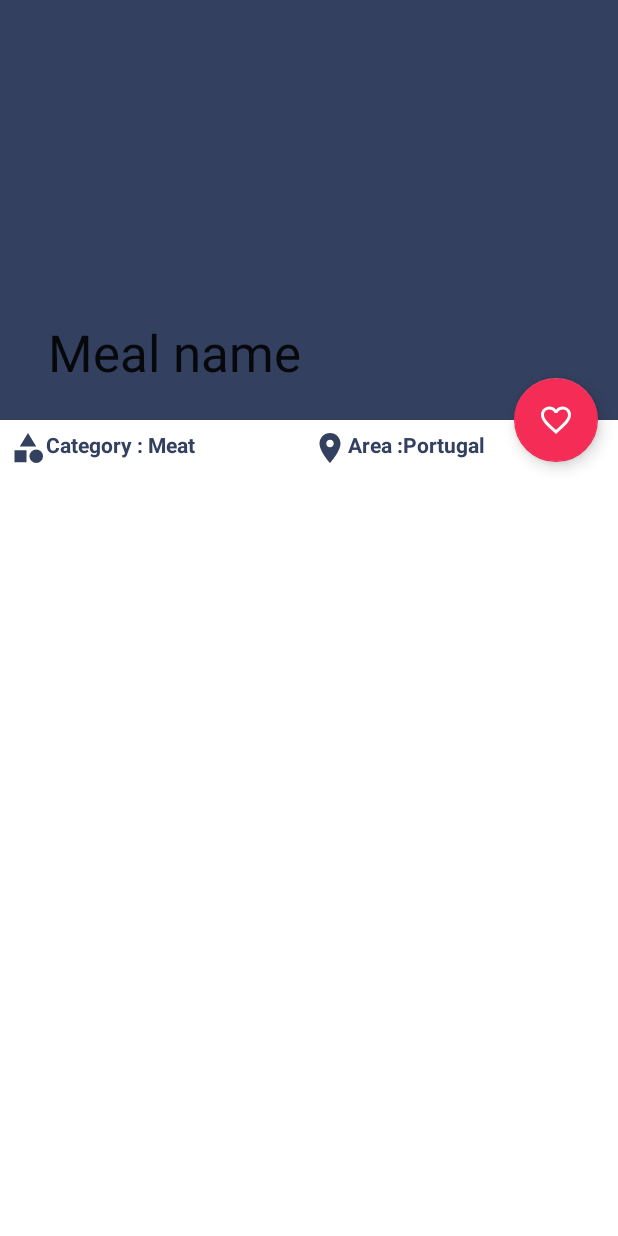
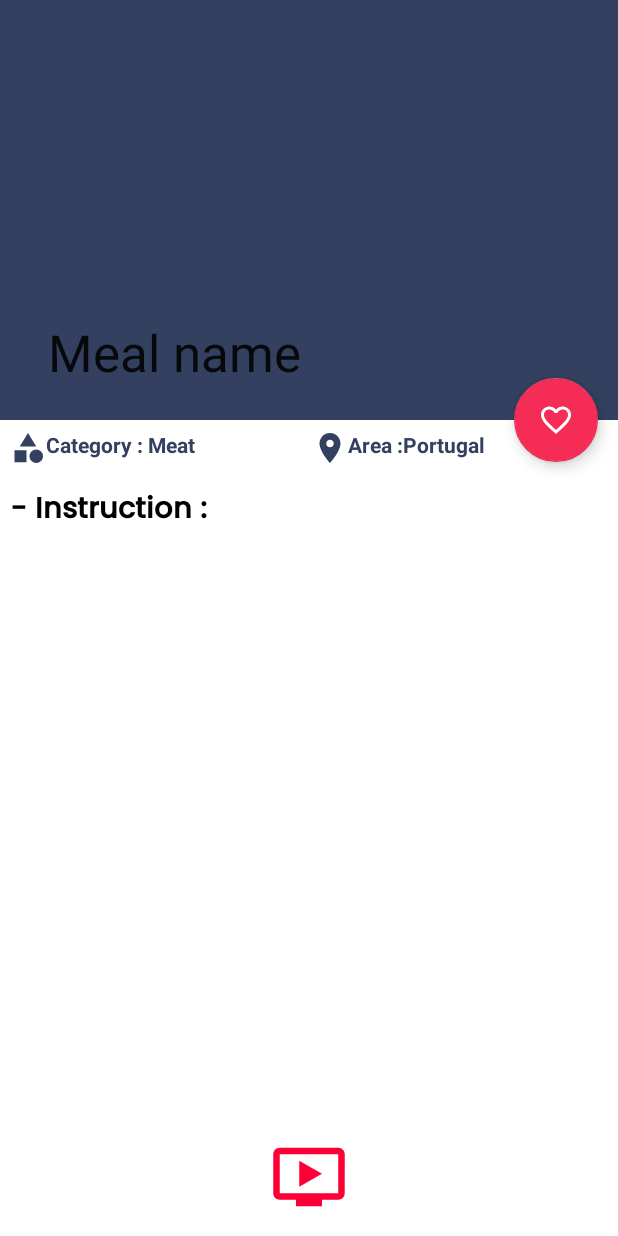
Before and after one commit to bella-cd/food_app, an Android app: the MealActivity screen opened directly, with no data from a screen before it, on a phone screen of 412 x 824 dp. Run offline under Robolectric (Android 15) with nearby library versions, the phone set to English and light mode, and no system bars; our stand-ins replace sdp/ssp sizes.

Commit message:
- Added a new icon for youtube -These below TextViews are used to display instructions and additional text content. - The ImageView Represents an icon for YouTube content.

```diff
--- /dev/null
+++ b/app/src/main/res/drawable/img_video.xml
@@ -0,0 +1,5 @@
+<vector android:height="24dp" android:tint="#FD0036"
+    android:viewportHeight="24" android:viewportWidth="24"
+    android:width="24dp" xmlns:android="http://schemas.android.com/apk/res/android">
+    <path android:fillColor="@android:color/white" android:pathData="M21,3L3,3c-1.11,0 -2,0.89 -2,2v12c0,1.1 0.89,2 2,2h5v2h8v-2h5c1.1,0 1.99,-0.9 1.99,-2L23,5c0,-1.11 -0.9,-2 -2,-2zM21,17L3,17L3,5h18v12zM16,11l-7,4L9,7z"/>
+</vector>
--- a/app/src/main/res/layout/activity_meal.xml
+++ b/app/src/main/res/layout/activity_meal.xml
@@ -67,6 +67,7 @@
             android:layout_height="match_parent">
 
             <LinearLayout
+                android:id="@+id/Linear_Layout"
                 android:layout_width="match_parent"
                 android:layout_height="wrap_content"
                 android:orientation="horizontal"
@@ -98,9 +99,41 @@
                     android:drawableTint="@color/g_black"
                     android:layout_weight="1"/>
 
+            </LinearLayout>
 
-            </LinearLayout>
+            <!--These below TextViews are used to display instructions and additional text content.-->
+            <TextView
+                android:id="@+id/tv_instructions"
+                android:layout_width="wrap_content"
+                android:layout_height="wrap_content"
+                android:text="- Instruction :"
+                android:layout_marginStart="@dimen/_5sdp"
+                android:layout_marginTop="@dimen/_10sdp"
+                android:textColor="@color/black"
+                android:textStyle="bold"
+                android:fontFamily="@font/myfont"
+                app:layout_constraintStart_toStartOf="parent"
+                app:layout_constraintTop_toBottomOf="@+id/Linear_Layout"
+                android:textSize="@dimen/_15ssp"/>
+
+            <TextView
+                android:layout_width="wrap_content"
+                android:layout_height="wrap_content"
+                app:layout_constraintStart_toStartOf="@+id/tv_instructions"
+                app:layout_constraintTop_toBottomOf="@id/tv_instructions"
+                android:layout_marginTop="@dimen/_2sdp"
+                android:textColor="@color/g_black"/>
+
         </androidx.constraintlayout.widget.ConstraintLayout>
     </androidx.core.widget.NestedScrollView>
 
-</androidx.coordinatorlayout.widget.CoordinatorLayout>
+    <!-- The ImageView Represents an icon for YouTube content.-->
+        <ImageView
+            android:id="@+id/img_youtube"
+            android:layout_width="@dimen/_40sdp"
+            android:layout_height="@dimen/_40sdp"
+            android:layout_gravity="bottom|center"
+            android:src="@drawable/img_video"
+            android:layout_marginBottom="@dimen/_10sdp"/>
+
+    </androidx.coordinatorlayout.widget.CoordinatorLayout>
```
